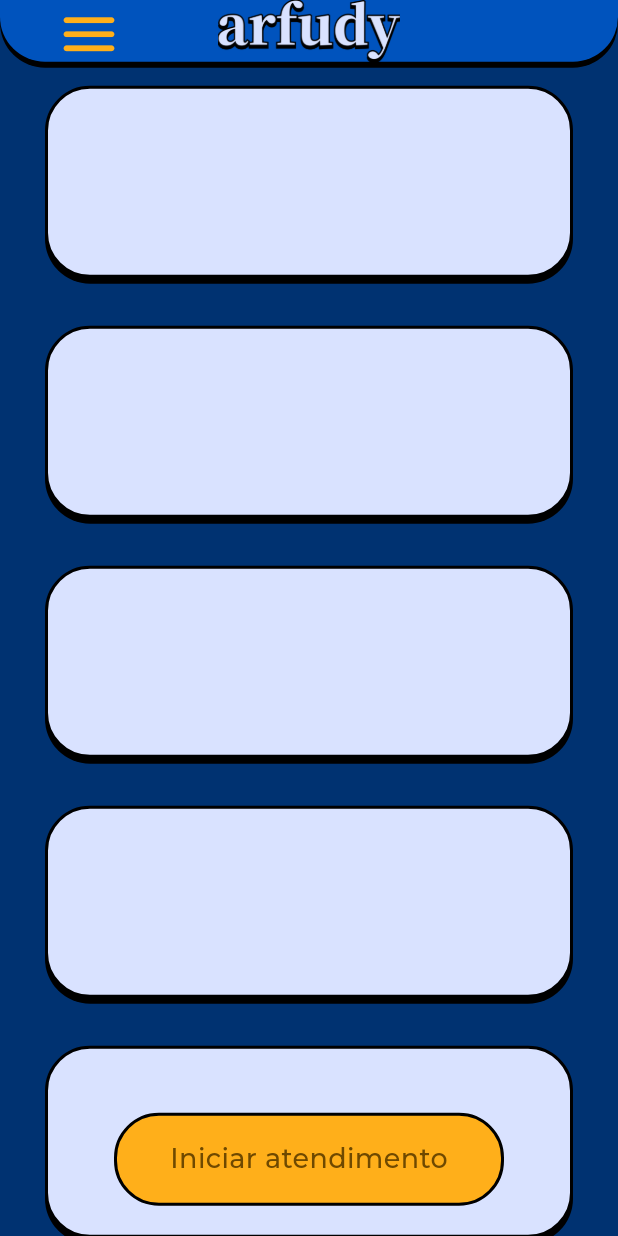
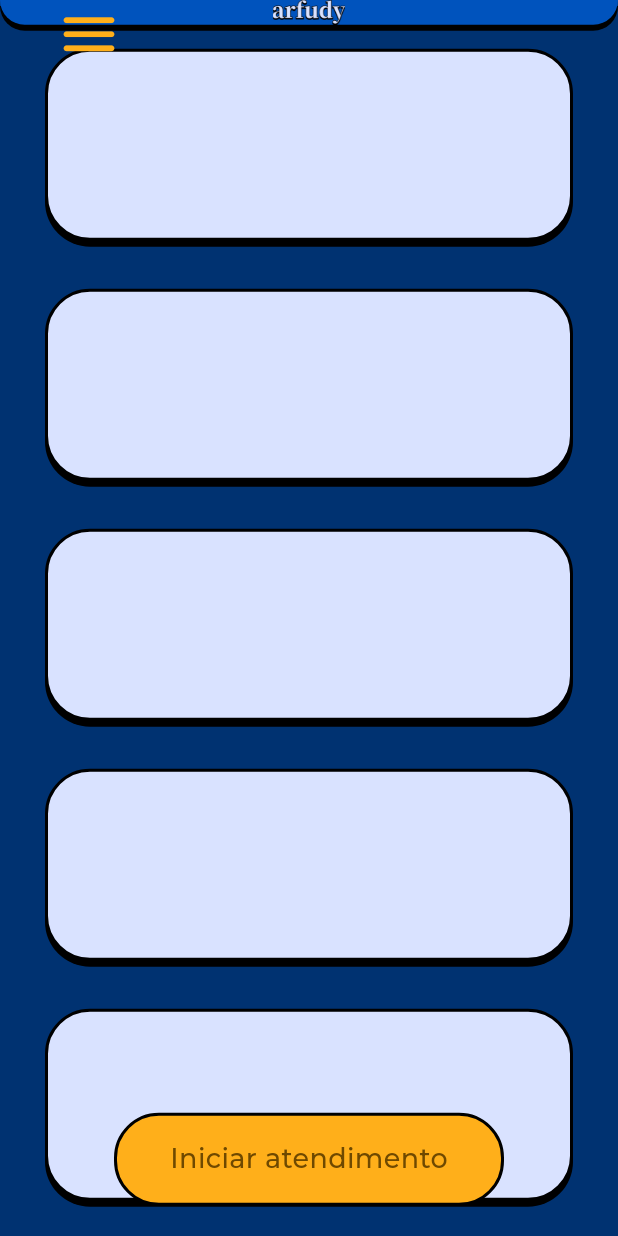
Before and after one commit to time-7/arfudy_flutter, a Flutter app: the screen it shows after launch, on a phone screen of 412 x 824 dp. Run offline on Flutter 3.47's test engine with Material 2 defaults, Android fonts, the phone set to English and light mode, and no system bars; our stand-ins replace faker, get; missing offline and left inert: mobile_scanner; project files that could hold a hidden picture were left out.

```diff
--- a/lib/views/widgets/arfudy_new_scaffold.dart
+++ b/lib/views/widgets/arfudy_new_scaffold.dart
@@ -24,7 +24,7 @@ class ArfudyNewScaffold extends StatelessWidget {
       backgroundColor: UIColors.primaryBlue,
       drawer: const ArfudyDrawer(),
       appBar: PreferredSize(
-        preferredSize: Size.fromHeight(UIScale.deviceTopPadding + UIScale.height(5)),
+        preferredSize: Size.fromHeight(UIScale.deviceTopPadding + UIScale.height(2)),
         child: Container(
           width: UIScale.width(100),
           decoration: const BoxDecoration(
```
Also changed, not shown: 1 other file.
